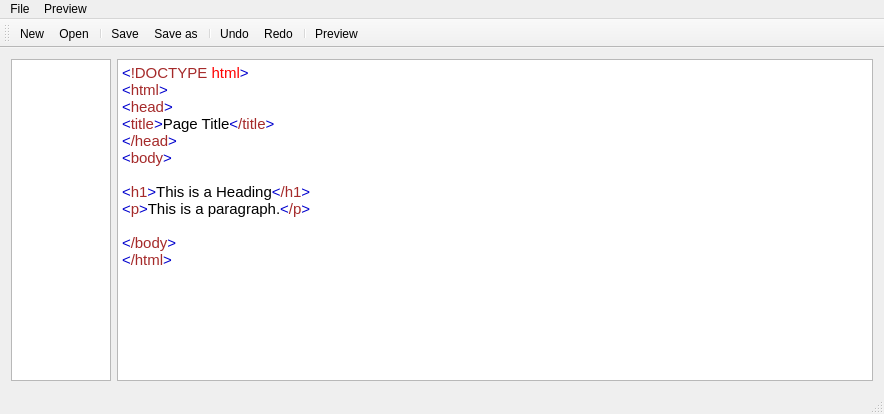
r3sPawN/HTMLGen, file mainwindow.ui: the form before one commit.
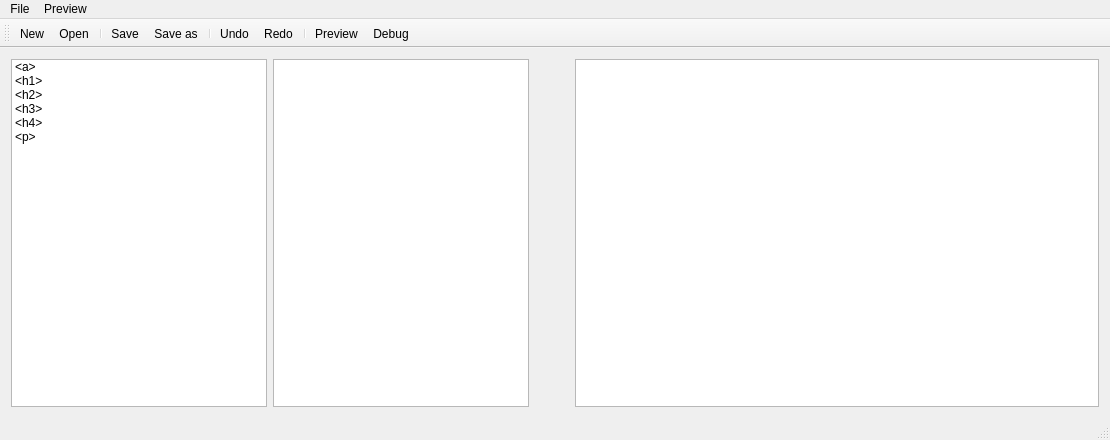
The form after the commit. Icons and pictures are not drawn.

Commit message: Dragging from the left most widnow to the second adds the elements to a vector. That gets used in the HTML generation in generateShittyHtml. No clue how to do tag closing. Should work a little better now.

Diff of the .ui file:
```diff
--- a/mainwindow.ui
+++ b/mainwindow.ui
@@ -6,33 +6,125 @@
    <rect>
     <x>0</x>
     <y>0</y>
-    <width>884</width>
-    <height>414</height>
+    <width>1110</width>
+    <height>440</height>
    </rect>
   </property>
   <property name="windowTitle">
    <string>MainWindow</string>
   </property>
+  <property name="layoutDirection">
+   <enum>Qt::LeftToRight</enum>
+  </property>
   <widget class="QWidget" name="centralWidget">
-   <layout class="QHBoxLayout" name="horizontalLayout">
-    <item>
-     <widget class="QGraphicsView" name="graphicsView">
-      <property name="maximumSize">
+   <layout class="QGridLayout" name="gridLayout">
+    <item row="0" column="2">
+     <widget class="QListWidget" name="parseElements">
+      <property name="sizePolicy">
+       <sizepolicy hsizetype="Minimum" vsizetype="Expanding">
+        <horstretch>0</horstretch>
+        <verstretch>0</verstretch>
+       </sizepolicy>
+      </property>
+      <property name="accessibleName">
+       <string>parseElements</string>
+      </property>
+      <property name="dragEnabled">
+       <bool>true</bool>
+      </property>
+      <property name="dragDropOverwriteMode">
+       <bool>false</bool>
+      </property>
+      <property name="dragDropMode">
+       <enum>QAbstractItemView::DragDrop</enum>
+      </property>
+      <property name="defaultDropAction">
+       <enum>Qt::MoveAction</enum>
+      </property>
+      <property name="resizeMode">
+       <enum>QListView::Fixed</enum>
+      </property>
+     </widget>
+    </item>
+    <item row="0" column="0">
+     <widget class="QListWidget" name="listElements">
+      <property name="sizePolicy">
+       <sizepolicy hsizetype="Minimum" vsizetype="Expanding">
+        <horstretch>0</horstretch>
+        <verstretch>0</verstretch>
+       </sizepolicy>
+      </property>
+      <property name="dragEnabled">
+       <bool>true</bool>
+      </property>
+      <property name="dragDropMode">
+       <enum>QAbstractItemView::DragOnly</enum>
+      </property>
+      <property name="selectionMode">
+       <enum>QAbstractItemView::SingleSelection</enum>
+      </property>
+      <item>
+       <property name="text">
+        <string>&lt;a&gt;</string>
+       </property>
+      </item>
+      <item>
+       <property name="text">
+        <string>&lt;h1&gt;</string>
+       </property>
+      </item>
+      <item>
+       <property name="text">
+        <string>&lt;h2&gt;</string>
+       </property>
+      </item>
+      <item>
+       <property name="text">
+        <string>&lt;h3&gt;</string>
+       </property>
+      </item>
+      <item>
+       <property name="text">
+        <string>&lt;h4&gt;</string>
+       </property>
+      </item>
+      <item>
+       <property name="text">
+        <string>&lt;p&gt;</string>
+       </property>
+      </item>
+     </widget>
+    </item>
+    <item row="0" column="3">
+     <spacer name="horizontalSpacer">
+      <property name="orientation">
+       <enum>Qt::Horizontal</enum>
+      </property>
+      <property name="sizeType">
+       <enum>QSizePolicy::Minimum</enum>
+      </property>
+      <property name="sizeHint" stdset="0">
        <size>
-        <width>100</width>
-        <height>16777215</height>
+        <width>40</width>
+        <height>20</height>
        </size>
       </property>
-     </widget>
+     </spacer>
     </item>
-    <item>
+    <item row="0" column="4">
      <widget class="QTextEdit" name="textEdit">
+      <property name="sizePolicy">
+       <sizepolicy hsizetype="Expanding" vsizetype="Expanding">
+        <horstretch>0</horstretch>
+        <verstretch>0</verstretch>
+       </sizepolicy>
+      </property>
       <property name="html">
        <string>&lt;!DOCTYPE HTML PUBLIC &quot;-//W3C//DTD HTML 4.0//EN&quot; &quot;http://www.w3.org/TR/REC-html40/strict.dtd&quot;&gt;
 &lt;html&gt;&lt;head&gt;&lt;meta name=&quot;qrichtext&quot; content=&quot;1&quot; /&gt;&lt;style type=&quot;text/css&quot;&gt;
 p, li { white-space: pre-wrap; }
-&lt;/style&gt;&lt;/head&gt;&lt;body style=&quot; font-family:'Ubuntu'; font-size:11pt; font-weight:400; font-style:normal;&quot;&gt;
-&lt;p style=&quot; margin-top:0px; margin-bottom:0px; margin-left:0px; margin-right:0px; -qt-block-indent:0; text-indent:0px;&quot;&gt;&lt;span style=&quot; color:#0000cd;&quot;&gt;&amp;lt;&lt;/span&gt;&lt;span style=&quot; color:#a52a2a;&quot;&gt;!DOCTYPE&lt;/span&gt;&lt;span style=&quot; color:#ff0000;&quot;&gt; html&lt;/span&gt;&lt;span style=&quot; color:#0000cd;&quot;&gt;&amp;gt;&lt;/span&gt;&lt;br /&gt;&lt;span style=&quot; color:#0000cd;&quot;&gt;&amp;lt;&lt;/span&gt;&lt;span style=&quot; color:#a52a2a;&quot;&gt;html&lt;/span&gt;&lt;span style=&quot; color:#0000cd;&quot;&gt;&amp;gt;&lt;/span&gt;&lt;br /&gt;&lt;span style=&quot; color:#0000cd;&quot;&gt;&amp;lt;&lt;/span&gt;&lt;span style=&quot; color:#a52a2a;&quot;&gt;head&lt;/span&gt;&lt;span style=&quot; color:#0000cd;&quot;&gt;&amp;gt;&lt;/span&gt;&lt;br /&gt;&lt;span style=&quot; color:#0000cd;&quot;&gt;&amp;lt;&lt;/span&gt;&lt;span style=&quot; color:#a52a2a;&quot;&gt;title&lt;/span&gt;&lt;span style=&quot; color:#0000cd;&quot;&gt;&amp;gt;&lt;/span&gt;Page Title&lt;span style=&quot; color:#0000cd;&quot;&gt;&amp;lt;&lt;/span&gt;&lt;span style=&quot; color:#a52a2a;&quot;&gt;/title&lt;/span&gt;&lt;span style=&quot; color:#0000cd;&quot;&gt;&amp;gt;&lt;/span&gt;&lt;br /&gt;&lt;span style=&quot; color:#0000cd;&quot;&gt;&amp;lt;&lt;/span&gt;&lt;span style=&quot; color:#a52a2a;&quot;&gt;/head&lt;/span&gt;&lt;span style=&quot; color:#0000cd;&quot;&gt;&amp;gt;&lt;/span&gt;&lt;br /&gt;&lt;span style=&quot; color:#0000cd;&quot;&gt;&amp;lt;&lt;/span&gt;&lt;span style=&quot; color:#a52a2a;&quot;&gt;body&lt;/span&gt;&lt;span style=&quot; color:#0000cd;&quot;&gt;&amp;gt;&lt;/span&gt;&lt;br /&gt;&lt;br /&gt;&lt;span style=&quot; color:#0000cd;&quot;&gt;&amp;lt;&lt;/span&gt;&lt;span style=&quot; color:#a52a2a;&quot;&gt;h1&lt;/span&gt;&lt;span style=&quot; color:#0000cd;&quot;&gt;&amp;gt;&lt;/span&gt;This is a Heading&lt;span style=&quot; color:#0000cd;&quot;&gt;&amp;lt;&lt;/span&gt;&lt;span style=&quot; color:#a52a2a;&quot;&gt;/h1&lt;/span&gt;&lt;span style=&quot; color:#0000cd;&quot;&gt;&amp;gt;&lt;/span&gt;&lt;br /&gt;&lt;span style=&quot; color:#0000cd;&quot;&gt;&amp;lt;&lt;/span&gt;&lt;span style=&quot; color:#a52a2a;&quot;&gt;p&lt;/span&gt;&lt;span style=&quot; color:#0000cd;&quot;&gt;&amp;gt;&lt;/span&gt;This is a paragraph.&lt;span style=&quot; color:#0000cd;&quot;&gt;&amp;lt;&lt;/span&gt;&lt;span style=&quot; color:#a52a2a;&quot;&gt;/p&lt;/span&gt;&lt;span style=&quot; color:#0000cd;&quot;&gt;&amp;gt;&lt;/span&gt;&lt;br /&gt;&lt;br /&gt;&lt;span style=&quot; color:#0000cd;&quot;&gt;&amp;lt;&lt;/span&gt;&lt;span style=&quot; color:#a52a2a;&quot;&gt;/body&lt;/span&gt;&lt;span style=&quot; color:#0000cd;&quot;&gt;&amp;gt;&lt;/span&gt;&lt;br /&gt;&lt;span style=&quot; color:#0000cd;&quot;&gt;&amp;lt;&lt;/span&gt;&lt;span style=&quot; color:#a52a2a;&quot;&gt;/html&lt;/span&gt;&lt;span style=&quot; color:#0000cd;&quot;&gt;&amp;gt;&lt;/span&gt; &lt;/p&gt;&lt;/body&gt;&lt;/html&gt;</string>
+&lt;/style&gt;&lt;/head&gt;&lt;body style=&quot; font-family:'MS Shell Dlg 2'; font-size:8.25pt; font-weight:400; font-style:normal;&quot;&gt;
+&lt;p style=&quot;-qt-paragraph-type:empty; margin-top:0px; margin-bottom:0px; margin-left:0px; margin-right:0px; -qt-block-indent:0; text-indent:0px; font-size:8pt;&quot;&gt;&lt;br /&gt;&lt;/p&gt;&lt;/body&gt;&lt;/html&gt;</string>
       </property>
      </widget>
     </item>
@@ -43,8 +135,8 @@
     <rect>
      <x>0</x>
      <y>0</y>
-     <width>884</width>
-     <height>22</height>
+     <width>1110</width>
+     <height>21</height>
     </rect>
    </property>
    <widget class="QMenu" name="menuFile">
@@ -78,6 +170,7 @@
    <addaction name="actionRedo"/>
    <addaction name="separator"/>
    <addaction name="actionPreview"/>
+   <addaction name="actionDebug"/>
   </widget>
   <widget class="QStatusBar" name="statusBar"/>
   <action name="actionNew">
@@ -146,6 +239,11 @@
     <string>Save as</string>
    </property>
   </action>
+  <action name="actionDebug">
+   <property name="text">
+    <string>Debug</string>
+   </property>
+  </action>
  </widget>
  <layoutdefault spacing="6" margin="11"/>
  <resources>
```
The commit also changes 2 other files.
